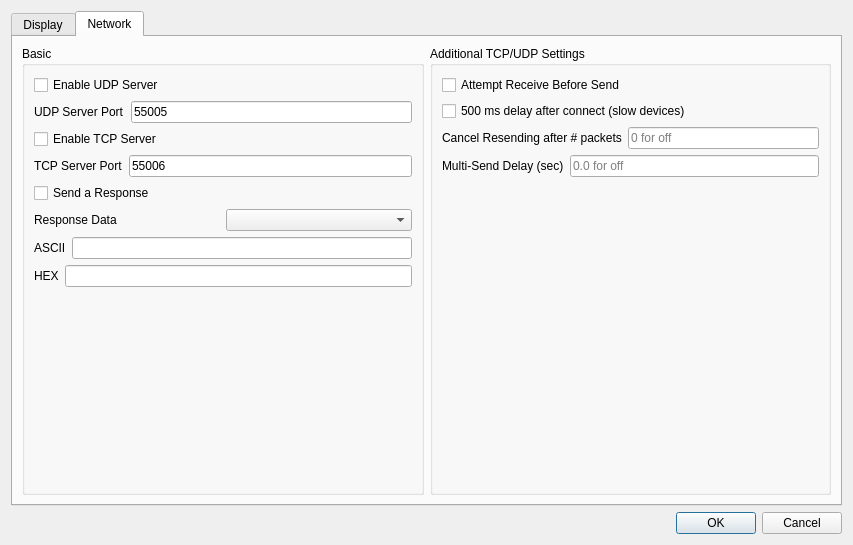
This is src/settings.ui in dannagle/PacketSender as Qt 5 draws it before an edit. The edited form follows.
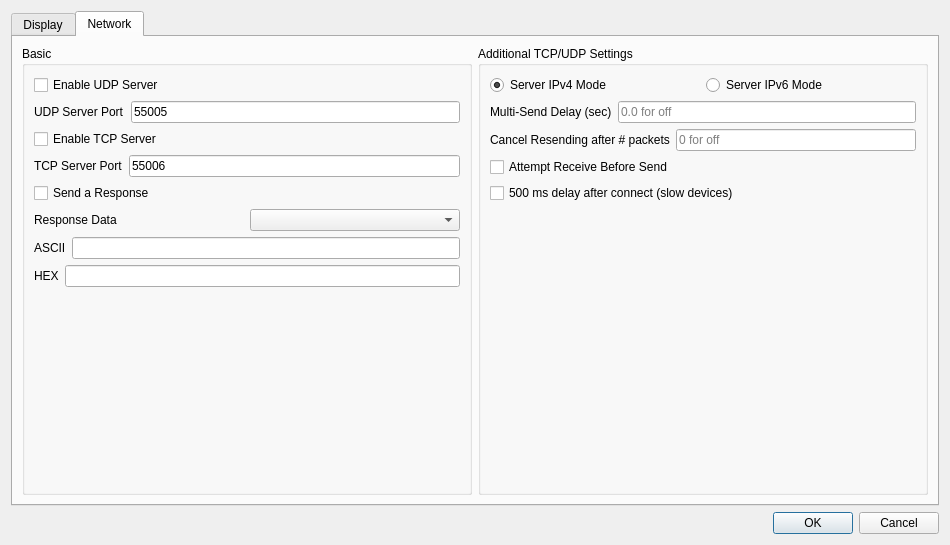
This is the edited form.

Commit message: added IP mode toggle widget

```diff
--- a/src/settings.ui
+++ b/src/settings.ui
@@ -6,7 +6,7 @@
    <rect>
     <x>0</x>
     <y>0</y>
-    <width>853</width>
+    <width>950</width>
     <height>545</height>
    </rect>
   </property>
@@ -288,32 +288,21 @@
          </property>
          <layout class="QVBoxLayout" name="verticalLayout_20">
           <item>
-           <widget class="QCheckBox" name="attemptReceiveCheck">
-            <property name="text">
-             <string>Attempt Receive Before Send</string>
-            </property>
-           </widget>
-          </item>
-          <item>
-           <widget class="QCheckBox" name="delayAfterConnectCheck">
-            <property name="text">
-             <string>500 ms delay after connect (slow devices)</string>
-            </property>
-           </widget>
-          </item>
-          <item>
-           <layout class="QHBoxLayout" name="horizontalLayout_2">
+           <layout class="QHBoxLayout" name="horizontalLayout_8">
             <item>
-             <widget class="QLabel" name="label_2">
+             <widget class="QRadioButton" name="ipv4Radio">
               <property name="text">
-               <string>Cancel Resending after # packets</string>
+               <string>Server IPv4 Mode</string>
+              </property>
+              <property name="checked">
+               <bool>true</bool>
               </property>
              </widget>
             </item>
             <item>
-             <widget class="QLineEdit" name="cancelResendNumEdit">
-              <property name="placeholderText">
-               <string>0 for off</string>
+             <widget class="QRadioButton" name="ipv6Radio">
+              <property name="text">
+               <string>Server IPv6 Mode</string>
               </property>
              </widget>
             </item>
@@ -337,6 +326,38 @@
             </item>
            </layout>
           </item>
+          <item>
+           <layout class="QHBoxLayout" name="horizontalLayout_2">
+            <item>
+             <widget class="QLabel" name="label_2">
+              <property name="text">
+               <string>Cancel Resending after # packets</string>
+              </property>
+             </widget>
+            </item>
+            <item>
+             <widget class="QLineEdit" name="cancelResendNumEdit">
+              <property name="placeholderText">
+               <string>0 for off</string>
+              </property>
+             </widget>
+            </item>
+           </layout>
+          </item>
+          <item>
+           <widget class="QCheckBox" name="attemptReceiveCheck">
+            <property name="text">
+             <string>Attempt Receive Before Send</string>
+            </property>
+           </widget>
+          </item>
+          <item>
+           <widget class="QCheckBox" name="delayAfterConnectCheck">
+            <property name="text">
+             <string>500 ms delay after connect (slow devices)</string>
+            </property>
+           </widget>
+          </item>
           <item>
            <spacer name="verticalSpacer">
             <property name="orientation">
@@ -350,19 +371,6 @@
             </property>
            </spacer>
           </item>
-          <item>
-           <spacer name="horizontalSpacer_9">
-            <property name="orientation">
-             <enum>Qt::Horizontal</enum>
-            </property>
-            <property name="sizeHint" stdset="0">
-             <size>
-              <width>40</width>
-              <height>20</height>
-             </size>
-            </property>
-           </spacer>
-          </item>
          </layout>
         </widget>
        </item>
```
Left out of the diff: 2 changed lines with no effect on the pictures. The commit also changes 3 other files.
